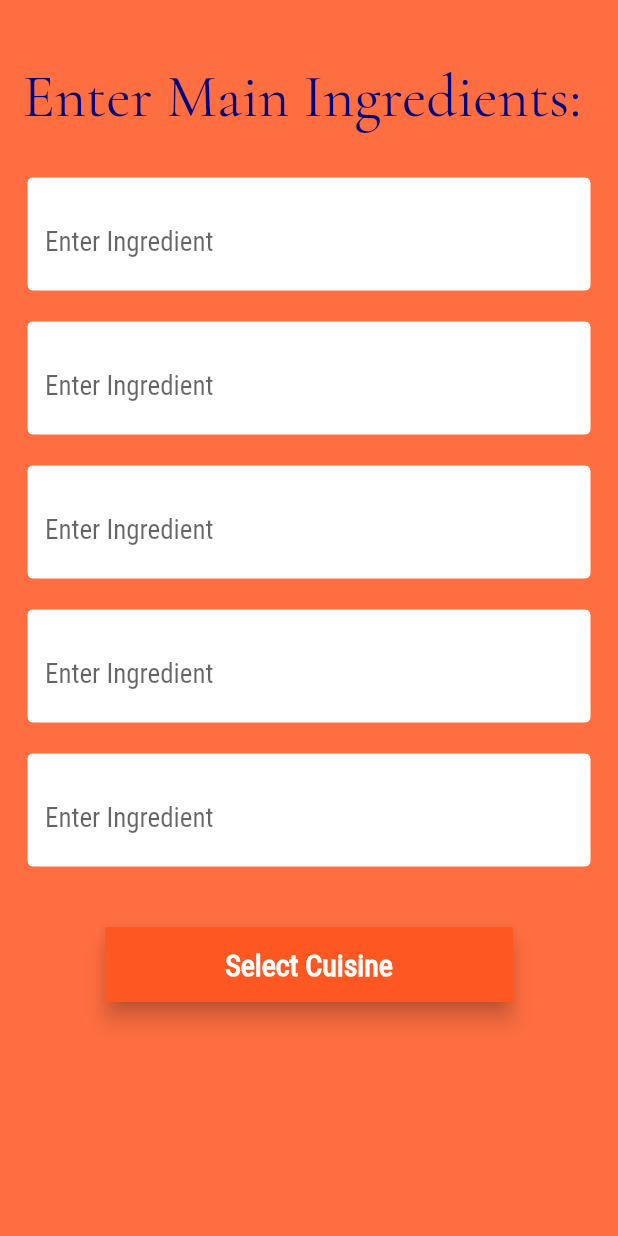
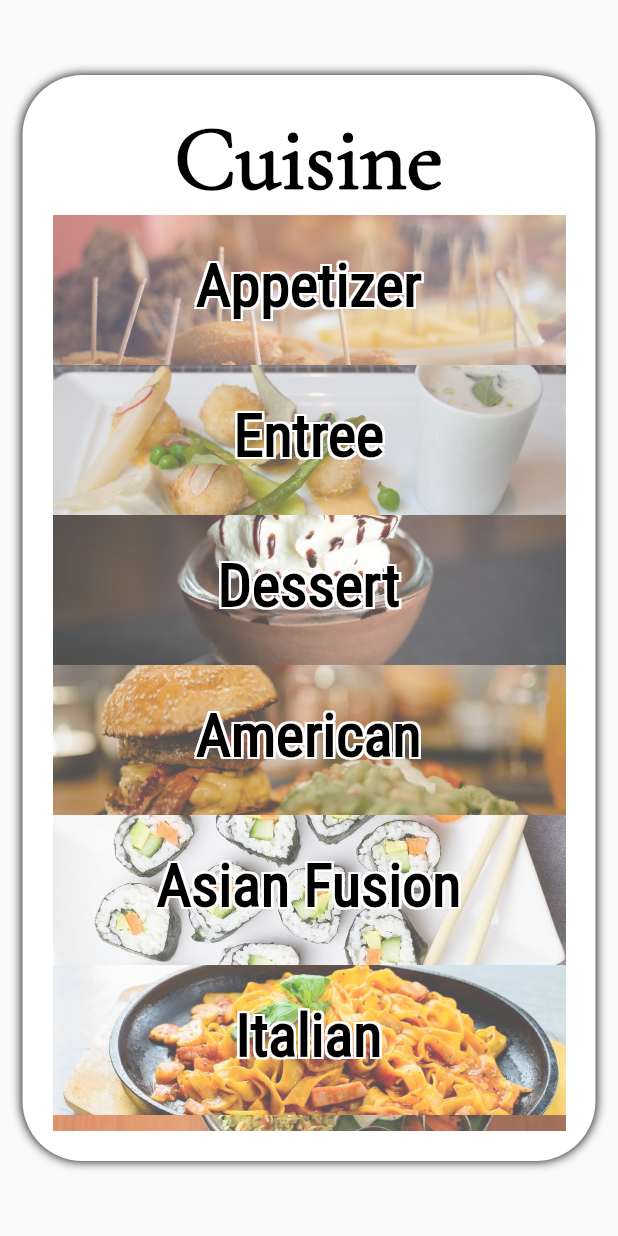
Before and after one commit to Saaketh-J/RecipesOnUs, a Flutter app: the screen it shows after launch, after a tap on "Select Cuisine", on a phone screen of 412 x 824 dp. Run offline on Flutter 3.47's test engine with Material 2 defaults, Android fonts, the phone set to English and light mode, and no system bars; Roboto replaces fonts that are missing (Garamond).

Commit message:
Cuisine Select Screen
Added the screen to select cuisines

```diff
--- /dev/null
+++ b/recipes/lib/app_screens/cuisine_select.dart
@@ -0,0 +1,114 @@
+import 'package:flutter/cupertino.dart';
+import 'package:flutter/material.dart';
+
+var cuisineSelect;
+
+class cuisines extends StatelessWidget {
+  @override
+  Widget build(BuildContext context) {
+    theme:
+    ThemeData(
+        accentColor: Colors.yellow,
+        primaryColor: Colors.black,
+        fontFamily: 'CormorantGaramond',
+        textTheme: TextTheme(
+          body1: TextStyle(fontSize: 100.0, fontWeight: FontWeight.w800),
+        ));
+
+    return Scaffold(
+      body: Center(
+        child: Container(
+          width: MediaQuery.of(context).size.width - 30,
+          height: MediaQuery.of(context).size.height - 100,
+          padding: EdgeInsets.all(20),
+          decoration: BoxDecoration(
+            borderRadius: BorderRadius.circular(40.0),
+            color: Colors.white,
+            boxShadow: [BoxShadow(blurRadius: 5.0)],
+          ),
+          child: ListView(children: <Widget>[
+            Center(
+                child: Text("Cuisine",
+                    style: TextStyle(
+                      fontFamily: 'CormorantGaramond',
+                      fontSize: 60.0,
+                      fontWeight: FontWeight.w700,
+                      color: Colors.black,
+                      decoration: TextDecoration.none,
+                    ))),
+            cuisine('images/Appetizer.jpg', 'Appetizer'),
+            cuisine('images/Entree.jpg', 'Entree'),
+            cuisine('images/Dessert.jpg', 'Dessert'),
+            cuisine('images/American.jpg', 'American'),
+            cuisine('images/Asian_Fusion.jpg', 'Asian Fusion'),
+            cuisine('images/Italian.jpg', 'Italian'),
+            cuisine('images/Indian.jpg', 'Indian'),
+            cuisine('images/Mexican.jpg', 'Mexican'),
+            cuisine('images/Thai.jpg', 'Thai'),
+            cuisine('images/Vietnamese.jpg', 'Vietnamese'),
+            cuisine('images/african.jpg', 'African'),
+            cuisine('images/Turkish.jpg', 'Turkish'),
+            cuisine('images/Greek.jpg', 'Greek'),
+            cuisine('images/Korean.jpg', 'Korean'),
+          ]),
+        ),
+      ),
+    );
+  }
+}
+
+class cuisine extends StatelessWidget {
+  var cuisineImage;
+  var cuisineName;
+
+  cuisine(this.cuisineImage, this.cuisineName);
+
+  @override
+  Widget build(BuildContext context) {
+    return Container(
+      padding: EdgeInsets.only(bottom: 5.0),
+      height: 100.0,
+      decoration: BoxDecoration(
+        image: DecorationImage(
+          image: AssetImage(cuisineImage),
+          fit: BoxFit.cover,
+          colorFilter: new ColorFilter.mode(
+              Colors.black.withOpacity(0.7), BlendMode.dstATop),
+        ),
+      ),
+      child: Row(
+        children: <Widget>[
+          Expanded(
+              child: Text(
+            cuisineName,
+            style: TextStyle(
+                color: Colors.black,
+                fontFamily: 'Roboto',
+                fontSize: 40.0,
+                shadows: [
+                  Shadow( // bottomLeft
+                      offset: Offset(-1.5, -1.5),
+                      color: Colors.white
+                  ),
+                  Shadow( // bottomRight
+                      offset: Offset(1.5, -1.5),
+                      color: Colors.white
+                  ),
+                  Shadow( // topRight
+                      offset: Offset(1.5, 1.5),
+                      color: Colors.white
+                  ),
+                  Shadow( // topLeft
+                      offset: Offset(-1.5, 1.5),
+                      color: Colors.white
+                  ),
+                ],
+                fontWeight: FontWeight.w600),
+            textAlign: TextAlign.center,
+
+          )),
+        ],
+      ),
+    );
+  }
+}
--- a/recipes/lib/app_screens/ingredients_select.dart
+++ b/recipes/lib/app_screens/ingredients_select.dart
@@ -1,6 +1,8 @@
+import 'package:flutter/cupertino.dart';
 import 'package:flutter/material.dart';
+import 'package:flutter_app/app_screens/cuisine_select.dart';
 
-List<String> ingredientsList = List(0);
+var ingredientsList = new List<String>();
 
 class ingredients extends StatelessWidget {
   @override
@@ -8,7 +10,7 @@ class ingredients extends StatelessWidget {
     return Scaffold(
         resizeToAvoidBottomPadding: false,
         body: Container(
-          color: Colors.deepOrangeAccent,
+          color: Color(0xC05000C),
           alignment: Alignment.center,
           child: ListView(children: <Widget>[
             Center(
@@ -17,7 +19,7 @@ class ingredients extends StatelessWidget {
                 child: Text(
                   "Enter Main Ingredients: ",
                   style: TextStyle(
-                      fontSize: 40.0,
+                      fontSize: 38.0,
                       color: Color(0xff000080),
                       fontFamily: 'CormorantGaramond',
                       fontWeight: FontWeight.w500),
@@ -76,17 +78,19 @@ class _TextBoxesState extends State<TextBoxes> {
                 fillColor: Colors.white,
                 enabledBorder: const OutlineInputBorder(
                   borderSide: const BorderSide(
-                      color: Colors.deepOrangeAccent, width: 0.0),
+                      color: Color(0xffED820E), width: 0.0),
                 ),
                 border: OutlineInputBorder(
                     //borderRadius: BorderRadius.circular(27.0),
                     //borderSide: BorderSide(color: Colors.deepOrangeAccent, width: 0.0),
                     )),
+            textInputAction: TextInputAction.next,
             onSubmitted: (var userInput) {
               setState(() {
                 textBox = userInput;
+                ingredientsList.add(userInput);
+
               });
-              ingredientsList.add(userInput);
             }),
       ),
     );
@@ -111,8 +115,29 @@ class NextScreen extends StatelessWidget {
               ),
             ),
             elevation: 6.0,
-            onPressed: () {
-              //TODO
-            }));
+            onPressed: (){
+                selectCuisine(context);
+            },
+        ));
   }
 }
+
+void selectCuisine(BuildContext context) {
+  var alertDialog = AlertDialog(
+    title: Text("You gon Die"),
+    content: Text("$ingredientsList"),
+  );
+
+  showGeneralDialog(
+      context: context,
+      barrierDismissible: true,
+      barrierLabel: MaterialLocalizations.of(context)
+          .modalBarrierDismissLabel,
+      barrierColor: Colors.black45,
+      transitionDuration: const Duration(milliseconds: 200),
+      pageBuilder: (BuildContext buildContext,
+          Animation animation,
+          Animation secondaryAnimation) {
+        return cuisines();
+      });
+}
```
Also changed, not shown: recipes/pubspec.yaml (+14 -0 lines), recipes/images/American.jpg (added), recipes/images/Appetizer.jpg (added), recipes/images/Asian_Fusion.jpg (added), recipes/images/Dessert.jpg (added), recipes/images/Entree.jpg (added), recipes/images/Greek.jpg (added), recipes/images/Indian.jpg (added), recipes/images/Italian.jpg (added), recipes/images/Korean.jpg (added), recipes/images/Mexican.jpg (added), recipes/images/Thai.jpg (added), recipes/images/Turkish.jpg (added), recipes/images/Vietnamese.jpg (added), 2 more files.
